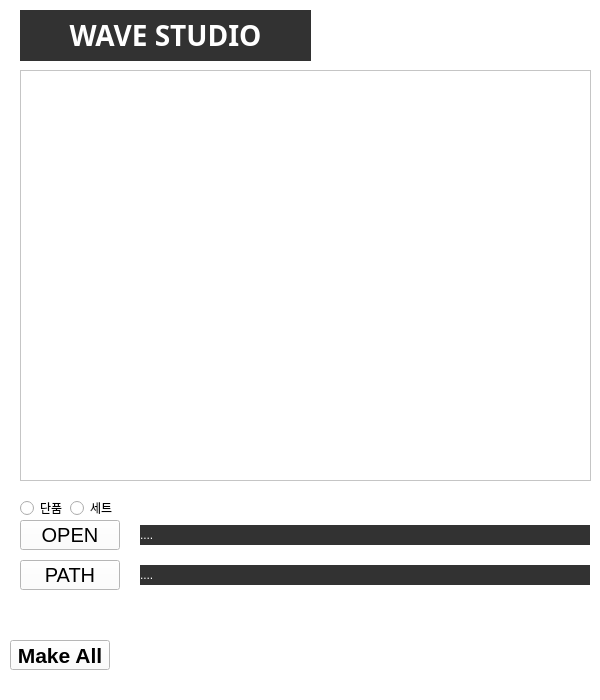
Qt form 03_resource/ui_imageMaking.ui (suni1015/ImageMaking) before a commit.
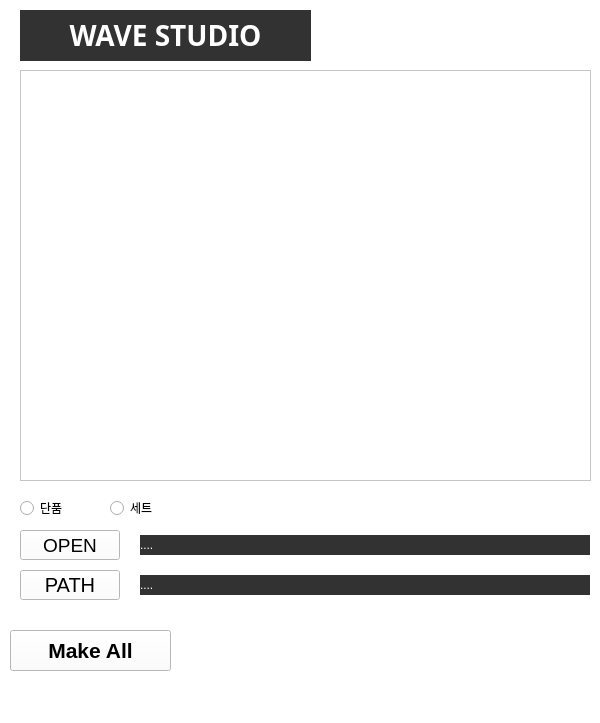
The same form after that commit.

Commit message:
UI 버튼 크기 수정
UI 버튼 크기 수정

Diff of the .ui file:
```diff
--- a/03_resource/ui_imageMaking.ui
+++ b/03_resource/ui_imageMaking.ui
@@ -7,7 +7,7 @@
     <x>0</x>
     <y>0</y>
     <width>600</width>
-    <height>700</height>
+    <height>723</height>
    </rect>
   </property>
   <property name="font">
@@ -29,7 +29,7 @@
     <property name="geometry">
      <rect>
       <x>20</x>
-      <y>520</y>
+      <y>530</y>
       <width>100</width>
       <height>30</height>
      </rect>
@@ -37,7 +37,7 @@
     <property name="font">
      <font>
       <family>Arial</family>
-      <pointsize>15</pointsize>
+      <pointsize>14</pointsize>
      </font>
     </property>
     <property name="toolTip">
@@ -51,7 +51,7 @@
     <property name="geometry">
      <rect>
       <x>140</x>
-      <y>525</y>
+      <y>535</y>
       <width>450</width>
       <height>20</height>
      </rect>
@@ -161,9 +161,9 @@
     <property name="geometry">
      <rect>
       <x>10</x>
-      <y>640</y>
-      <width>100</width>
-      <height>30</height>
+      <y>630</y>
+      <width>161</width>
+      <height>41</height>
      </rect>
     </property>
     <property name="font">
@@ -186,7 +186,7 @@
     <property name="geometry">
      <rect>
       <x>140</x>
-      <y>565</y>
+      <y>575</y>
       <width>450</width>
       <height>20</height>
      </rect>
@@ -202,7 +202,7 @@
     <property name="geometry">
      <rect>
       <x>20</x>
-      <y>560</y>
+      <y>570</y>
       <width>100</width>
       <height>30</height>
      </rect>
@@ -225,7 +225,7 @@
      <rect>
       <x>20</x>
       <y>500</y>
-      <width>50</width>
+      <width>61</width>
       <height>16</height>
      </rect>
     </property>
@@ -236,9 +236,9 @@
    <widget class="QRadioButton" name="radio_set">
     <property name="geometry">
      <rect>
-      <x>70</x>
+      <x>110</x>
       <y>500</y>
-      <width>50</width>
+      <width>61</width>
       <height>16</height>
      </rect>
     </property>
```
Left out of the diff: 2 changed lines with no effect on the pictures. The commit also changes 2 other files.
